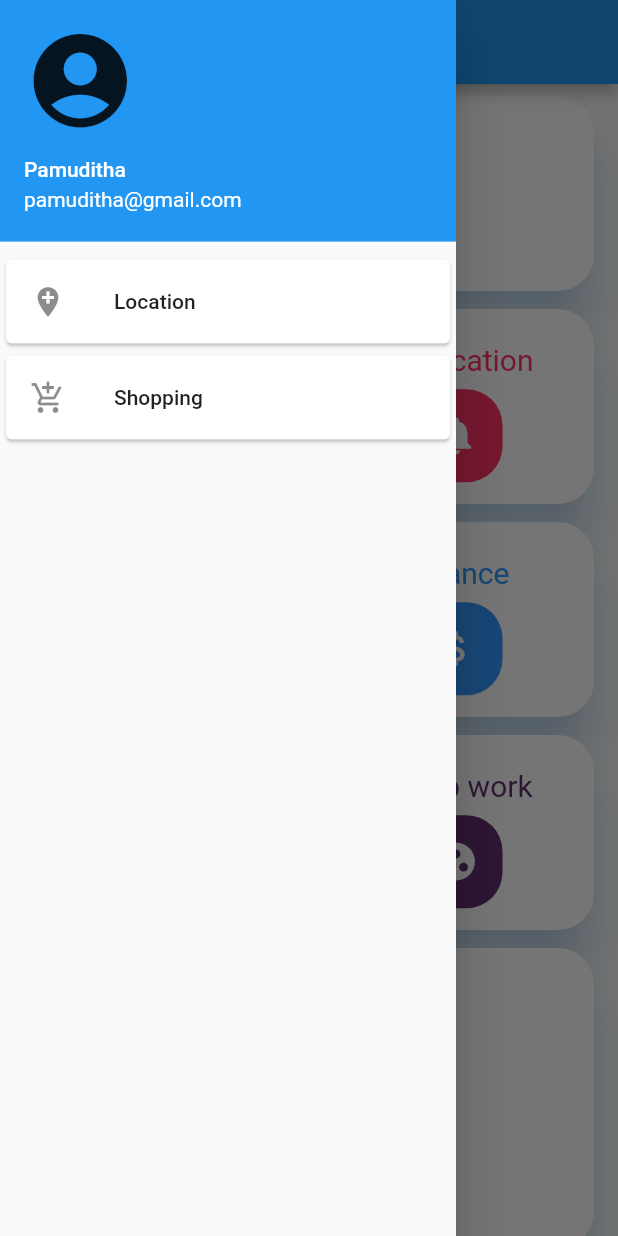
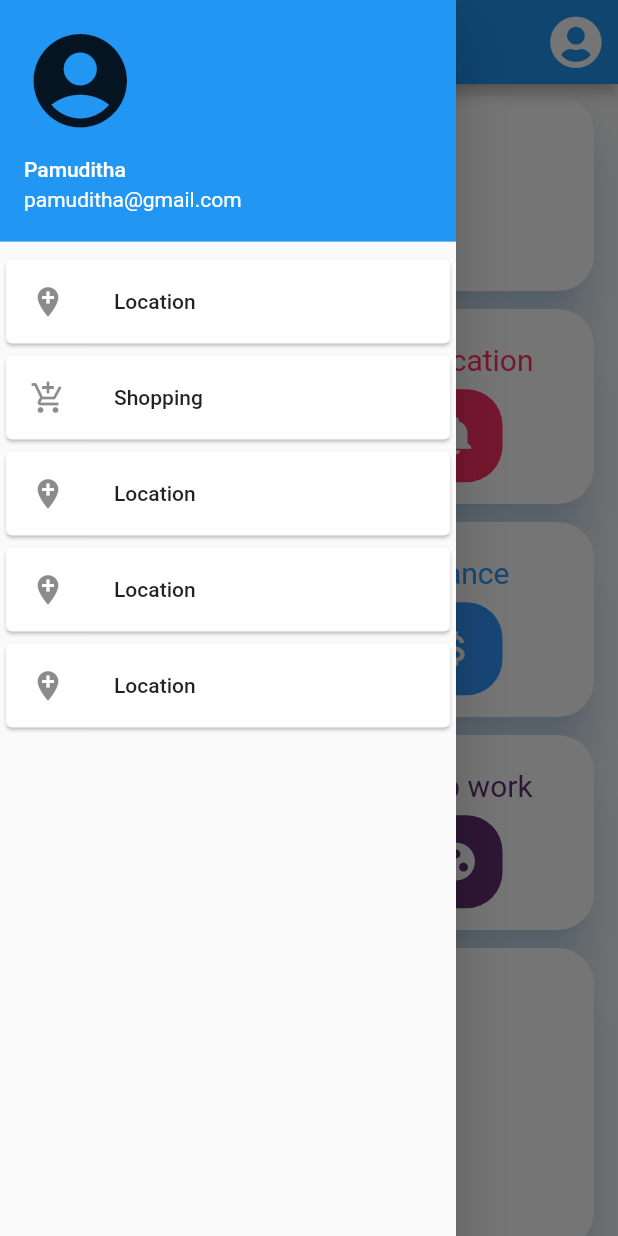
Before and after one commit to pamu47/UEE-App-Redesigning, a Flutter app: the screen it shows after launch, with the side drawer open, on a phone screen of 412 x 824 dp. Run offline on Flutter 3.47's test engine with Material 2 defaults, Android fonts, the phone set to English and light mode, and no system bars; our stand-ins replace font_awesome_flutter.

Commit message:
Profile button on Appbar created

```diff
--- a/lib/homescreen.dart
+++ b/lib/homescreen.dart
@@ -1,7 +1,7 @@
 import 'package:flutter/material.dart';
+import 'package:font_awesome_flutter/font_awesome_flutter.dart';
 
 import 'dashboard.dart';
-
 
 // void main() {
 //   runApp();
@@ -19,8 +19,6 @@ import 'dashboard.dart';
 //   }
 // }
 
-
-
 class MyApp extends StatelessWidget {
   final appTitle = 'Dashboard';
 
@@ -28,7 +26,7 @@ class MyApp extends StatelessWidget {
   Widget build(BuildContext context) {
     return MaterialApp(
       routes: {
-        '/first':(context)=>MyApp(),
+        '/first': (context) => MyApp(),
       },
       debugShowCheckedModeBanner: false,
       title: appTitle,
@@ -45,7 +43,20 @@ class MyHomePage extends StatelessWidget {
   @override
   Widget build(BuildContext context) {
     return Scaffold(
-      appBar: AppBar(title: Text(title)),
+      appBar: AppBar(
+        title: Text(title),
+        actions: <Widget>[
+          Padding(
+            padding: EdgeInsets.only(right: 5.0),
+            child:IconButton(
+            icon: Icon(
+              FontAwesomeIcons.solidUserCircle,
+              size: 35.0,
+            ),
+            onPressed: () {},
+          ),)
+        ],
+      ),
       body: Dashboard(),
       drawer: Drawer(
         // Add a ListView to the drawer. This ensures the user can scroll
@@ -56,13 +67,12 @@ class MyHomePage extends StatelessWidget {
           padding: EdgeInsets.zero,
           children: <Widget>[
             UserAccountsDrawerHeader(
-              currentAccountPicture: Icon(Icons.account_circle, size:75.0),
+              currentAccountPicture: Icon(Icons.account_circle, size: 75.0),
               accountEmail: Text("pamuditha@gmail.com"),
               accountName: Text("Pamuditha"),
               decoration: BoxDecoration(
                 color: Colors.blue,
               ),
-
             ),
             Card(
               child: ListTile(
@@ -74,9 +84,10 @@ class MyHomePage extends StatelessWidget {
                   // Then close the drawer
                   Navigator.pop(context);
                 },
-            ),),
+              ),
+            ),
             Card(
-              child:ListTile(
+              child: ListTile(
                 leading: Icon(Icons.add_shopping_cart),
                 title: Text('Shopping'),
                 onTap: () {
@@ -85,7 +96,44 @@ class MyHomePage extends StatelessWidget {
                   // Then close the drawer
                   Navigator.pop(context);
                 },
-            ),)
+              ),
+            ),
+            Card(
+              child: ListTile(
+                leading: Icon(Icons.add_location),
+                title: Text('Location'),
+                onTap: () {
+                  // Update the state of the app
+                  // ...
+                  // Then close the drawer
+                  Navigator.pop(context);
+                },
+              ),
+            ),
+            Card(
+              child: ListTile(
+                leading: Icon(Icons.add_location),
+                title: Text('Location'),
+                onTap: () {
+                  // Update the state of the app
+                  // ...
+                  // Then close the drawer
+                  Navigator.pop(context);
+                },
+              ),
+            ),
+            Card(
+              child: ListTile(
+                leading: Icon(Icons.add_location),
+                title: Text('Location'),
+                onTap: () {
+                  // Update the state of the app
+                  // ...
+                  // Then close the drawer
+                  Navigator.pop(context);
+                },
+              ),
+            ),
           ],
         ),
       ),
```
Lines whose indentation alone changed are shown as unchanged.
